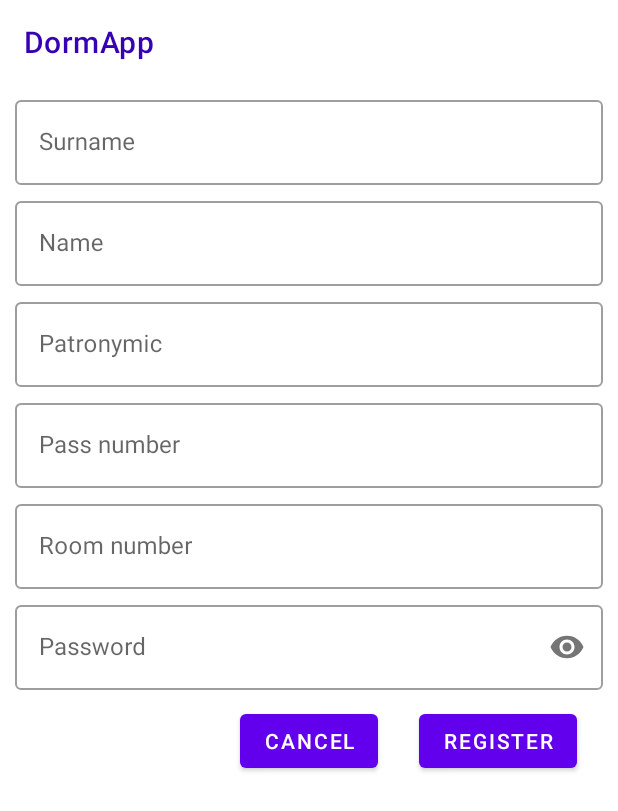
After one commit to baldehshnik/dormitory-informator, an Android app: the fragment StudentRegisterFragment placed in its activity, on a phone screen of 412 x 824 dp. The commit adds this screen. Shown: the top 811 px of the screen. Run offline under Robolectric (Android 15) with nearby library versions, the phone set to English and light mode, and no system bars; our stand-ins replace Dagger/Hilt's generated code.

Commit message:
added student registration
# added shared preferences extension function that save information of the student that was login

# added StudentRegisterFragment.kt that implements the logic of student registration

# added StudentRegisterViewModel.kt that contains the logic of working with the repository and the logic of checking the entered information

```diff
--- a/app/src/main/java/com/firstapplication/dormapp/Encryptor.kt
+++ b/app/src/main/java/com/firstapplication/dormapp/Encryptor.kt
@@ -19,7 +19,6 @@ class Encryptor {
             digest = messageDigest.digest()
         } catch (e: NoSuchAlgorithmException) {
             Log.e(this::class.java.simpleName, e.message ?: e.stackTraceToString())
-            e.printStackTrace()
             return null
         }
 
--- a/app/src/main/java/com/firstapplication/dormapp/data/interfacies/StudentRepository.kt
+++ b/app/src/main/java/com/firstapplication/dormapp/data/interfacies/StudentRepository.kt
@@ -1,6 +1,7 @@
 package com.firstapplication.dormapp.data.interfacies
 
 import com.firstapplication.dormapp.data.models.SavedNewsEntity
+import com.firstapplication.dormapp.data.models.StudentEntity
 import com.firstapplication.dormapp.data.models.StudentVerifyEntity
 
 interface StudentRepository {
@@ -8,4 +9,5 @@ interface StudentRepository {
     fun getVerifiedUser(studentVerifyEntity: StudentVerifyEntity)
     fun getNews()
     suspend fun readSavedNewsFromLocalDB(): List<SavedNewsEntity>
+    suspend fun registerStudent(studentEntity: StudentEntity)
 }
--- a/app/src/main/java/com/firstapplication/dormapp/di/ActivitySubComponent.kt
+++ b/app/src/main/java/com/firstapplication/dormapp/di/ActivitySubComponent.kt
@@ -1,6 +1,7 @@
 package com.firstapplication.dormapp.di
 
 import com.firstapplication.dormapp.ui.fragments.login.StudentLoginFragment
+import com.firstapplication.dormapp.ui.fragments.login.StudentRegisterFragment
 import com.firstapplication.dormapp.ui.fragments.student.AccountFragment
 import com.firstapplication.dormapp.ui.fragments.student.NewsListFragment
 import dagger.Subcomponent
@@ -12,6 +13,7 @@ interface ActivitySubComponent {
     fun inject(fragment: StudentLoginFragment)
     fun inject(fragment: AccountFragment)
     fun inject(fragment: NewsListFragment)
+    fun inject(fragment: StudentRegisterFragment)
 
     @Subcomponent.Builder
     interface Builder {
--- a/app/src/main/java/com/firstapplication/dormapp/extensions/Extensions.kt
+++ b/app/src/main/java/com/firstapplication/dormapp/extensions/Extensions.kt
@@ -1,11 +1,25 @@
 package com.firstapplication.dormapp.extensions
 
 import android.content.Context
+import android.content.SharedPreferences
 import com.firstapplication.dormapp.DormApp
 import com.firstapplication.dormapp.di.AppComponent
+import com.firstapplication.dormapp.ui.activity.MainActivity.Companion.LOGIN_KEY
+import com.firstapplication.dormapp.ui.fragments.login.StudentLoginFragment.Companion.PASSWORD_KEY
+import com.firstapplication.dormapp.ui.fragments.login.StudentLoginFragment.Companion.ROOM_KEY
 
 val Context.appComponent: AppComponent
-    get() = when(this) {
+    get() = when (this) {
         is DormApp -> appComponent
         else -> this.applicationContext.appComponent
     }
+
+fun SharedPreferences.saveStudent(
+    passStr: String,
+    roomStr: String,
+    password: String
+) = this.edit()
+    .putString(LOGIN_KEY, passStr)
+    .putInt(ROOM_KEY, roomStr.toInt())
+    .putString(PASSWORD_KEY, password)
+    .apply()
--- a/app/src/main/java/com/firstapplication/dormapp/ui/fragments/login/MainLoginFragment.kt
+++ b/app/src/main/java/com/firstapplication/dormapp/ui/fragments/login/MainLoginFragment.kt
@@ -4,6 +4,7 @@ import android.os.Bundle
 import android.view.LayoutInflater
 import android.view.View
 import android.view.ViewGroup
+import androidx.core.view.isVisible
 import androidx.fragment.app.Fragment
 import androidx.fragment.app.setFragmentResultListener
 import com.firstapplication.dormapp.R
@@ -33,10 +34,23 @@ class MainLoginFragment : Fragment(R.layout.fragment_main_login) {
         inflater: LayoutInflater, container: ViewGroup?, savedInstanceState: Bundle?
     ): View {
         binding = FragmentMainLoginBinding.inflate(layoutInflater, container, false)
+
+        binding.btnCancel.setOnClickListener { changeStudentLayout(false) }
+        binding.btnStudent.setOnClickListener { changeStudentLayout(true) }
+
         binding.btnAdmin.setOnClickListener { openAdminLoginFragment() }
-        binding.btnStudent.setOnClickListener { openStudentLoginFragment() }
+        binding.btnLogin.setOnClickListener { openStudentLoginFragment() }
+        binding.btnRegister.setOnClickListener { openStudentRegisterFragment() }
 
         return binding.root
+    }
+
+    private fun changeStudentLayout(visibility: Boolean) = with(binding) {
+        btnAdmin.isVisible = !visibility
+        btnStudent.isVisible = !visibility
+        btnLogin.isVisible = visibility
+        btnRegister.isVisible = visibility
+        btnCancel.isVisible = visibility
     }
 
     private fun changeDefaultFragmentToAdmin(key: Boolean) {
@@ -65,6 +79,13 @@ class MainLoginFragment : Fragment(R.layout.fragment_main_login) {
             .commit()
     }
 
+    private fun openStudentRegisterFragment() {
+        parentFragmentManager.beginTransaction()
+            .addToBackStack(null)
+            .replace(R.id.fragmentContainer, StudentRegisterFragment.newInstance())
+            .commit()
+    }
+
     companion object {
         const val ADMIN_LOGIN_KEY = "ADMIN_FRAGMENT_LISTENER"
         const val STUDENT_LOGIN_KEY = "STUDENT_FRAGMENT_LISTENER"
@@ -75,5 +96,4 @@ class MainLoginFragment : Fragment(R.layout.fragment_main_login) {
             return MainLoginFragment()
         }
     }
-
 }
--- /dev/null
+++ b/app/src/main/java/com/firstapplication/dormapp/ui/fragments/login/StudentRegisterFragment.kt
@@ -0,0 +1,114 @@
+package com.firstapplication.dormapp.ui.fragments.login
+
+import android.os.Bundle
+import android.view.LayoutInflater
+import android.view.View
+import android.view.ViewGroup
+import androidx.appcompat.app.AlertDialog
+import androidx.core.view.isVisible
+import androidx.fragment.app.viewModels
+import com.firstapplication.dormapp.DormApp
+import com.firstapplication.dormapp.R
+import com.firstapplication.dormapp.databinding.FragmentRegisterStudentBinding
+import com.firstapplication.dormapp.sealed.Correct
+import com.firstapplication.dormapp.sealed.Error
+import com.firstapplication.dormapp.sealed.Progress
+import com.firstapplication.dormapp.ui.activity.MainActivity
+import com.firstapplication.dormapp.ui.fragments.BasicFragment
+import com.firstapplication.dormapp.ui.viewmodels.StudentRegisterViewModel
+import com.firstapplication.dormapp.ui.viewmodels.factories.StudentViewModelFactory
+import com.google.android.material.snackbar.Snackbar
+import javax.inject.Inject
+
+class StudentRegisterFragment : BasicFragment() {
+
+    private lateinit var binding: FragmentRegisterStudentBinding
+
+    @Inject
+    lateinit var factory: StudentViewModelFactory.Factory
+
+    private val viewModel: StudentRegisterViewModel by viewModels {
+        factory.create(activity?.application as DormApp)
+    }
+
+    override fun onCreateView(
+        inflater: LayoutInflater,
+        container: ViewGroup?,
+        savedInstanceState: Bundle?
+    ): View {
+        (activity as MainActivity).activityComponent?.inject(this)
+        binding = FragmentRegisterStudentBinding.inflate(inflater, container, false)
+
+        binding.btnRegister.setOnClickListener { onRegisterClick() }
+        binding.btnCancel.setOnClickListener { onCancelClick() }
+
+        viewModel.registerResponse.observe(viewLifecycleOwner) { response ->
+            when (response) {
+                is Error -> {
+                    changeLayoutVisibility(visibility = false)
+                    Snackbar.make(binding.etSurname, response.message, Snackbar.LENGTH_LONG).show()
+                }
+                is Correct -> {
+                    changeLayoutVisibility(visibility = false)
+                    showRegistrationInfoAlertDialog()
+                }
+                is Progress -> {
+                    if (!binding.progressBar.isVisible) changeLayoutVisibility(visibility = true)
+                }
+            }
+        }
+
+        return binding.root
+    }
+
+    private fun showRegistrationInfoAlertDialog() {
+        AlertDialog.Builder(requireContext())
+            .setCancelable(false)
+            .setTitle(R.string.registration_info_title)
+            .setIcon(R.drawable.ic_baseline_info)
+            .setMessage(R.string.registration_info)
+            .setPositiveButton(R.string.ok) { dialog, _ ->
+                dialog.cancel()
+                onCancelClick()
+            }
+            .create()
+            .show()
+    }
+
+    private fun changeLayoutVisibility(visibility: Boolean) = with(binding) {
+        progressBar.isVisible = visibility
+        registrationLayout.isVisible = !visibility
+    }
+
+    private fun onRegisterClick() = with(binding) {
+        AlertDialog.Builder(requireContext())
+            .setCancelable(true)
+            .setTitle(R.string.confirm_reg_title)
+            .setMessage(R.string.confirm_reg_info)
+            .setIcon(R.drawable.ic_baseline_info)
+            .setPositiveButton(R.string.confirm) { _, _ ->
+                viewModel.registerStudent(
+                    surname = etSurname.text.toString(),
+                    name = etName.text.toString(),
+                    patronymic = etPatronymic.text.toString(),
+                    passNumber = etPassNumber.text.toString(),
+                    roomNumber = etRoomNumber.text.toString(),
+                    password = etPassword.text.toString()
+                )
+            }
+            .setNegativeButton(R.string.cancel, null)
+            .create()
+            .show()
+    }
+
+    private fun onCancelClick() {
+        parentFragmentManager.popBackStack()
+    }
+
+    companion object {
+        @JvmStatic
+        fun newInstance(): StudentRegisterFragment {
+            return StudentRegisterFragment()
+        }
+    }
+}
--- a/app/src/main/java/com/firstapplication/dormapp/ui/viewmodels/factories/StudentViewModelFactory.kt
+++ b/app/src/main/java/com/firstapplication/dormapp/ui/viewmodels/factories/StudentViewModelFactory.kt
@@ -7,6 +7,7 @@ import com.firstapplication.dormapp.data.repositories.StudentRepositoryImpl
 import com.firstapplication.dormapp.ui.viewmodels.StudentLoginViewModel
 import com.firstapplication.dormapp.ui.viewmodels.AccountViewModel
 import com.firstapplication.dormapp.ui.viewmodels.NewsListViewModel
+import com.firstapplication.dormapp.ui.viewmodels.StudentRegisterViewModel
 import dagger.assisted.Assisted
 import dagger.assisted.AssistedFactory
 import dagger.assisted.AssistedInject
@@ -27,8 +28,14 @@ class StudentViewModelFactory @AssistedInject constructor(
             modelClass.isAssignableFrom(StudentLoginViewModel::class.java) -> initStudentLoginViewModel()
             modelClass.isAssignableFrom(AccountViewModel::class.java) -> initStudentViewModel()
             modelClass.isAssignableFrom(NewsListViewModel::class.java) -> initNewsListViewModel()
+            modelClass.isAssignableFrom(StudentRegisterViewModel::class.java) -> initStudentRegisterViewModelAsT()
             else -> throw IllegalArgumentException("view model not found")
         }
+    }
+
+    @Suppress("UNCHECKED_CAST")
+    private fun <T: ViewModel> initStudentRegisterViewModelAsT(): T {
+        return StudentRegisterViewModel(application = application, repository = repository) as T
     }
 
     @Suppress("UNCHECKED_CAST")
--- /dev/null
+++ b/app/src/main/res/drawable/ic_baseline_info.xml
@@ -0,0 +1,10 @@
+<vector xmlns:android="http://schemas.android.com/apk/res/android"
+    android:width="24dp"
+    android:height="24dp"
+    android:tint="@color/purple_700"
+    android:viewportWidth="24"
+    android:viewportHeight="24">
+    <path
+        android:fillColor="@android:color/white"
+        android:pathData="M12,2C6.48,2 2,6.48 2,12s4.48,10 10,10 10,-4.48 10,-10S17.52,2 12,2zM13,17h-2v-6h2v6zM13,9h-2L11,7h2v2z" />
+</vector>
--- /dev/null
+++ b/app/src/main/res/layout/fragment_register_student.xml
@@ -0,0 +1,170 @@
+<?xml version="1.0" encoding="utf-8"?>
+<FrameLayout xmlns:android="http://schemas.android.com/apk/res/android"
+    xmlns:app="http://schemas.android.com/apk/res-auto"
+    android:layout_width="match_parent"
+    android:layout_height="match_parent">
+
+    <ProgressBar
+        android:id="@+id/progressBar"
+        android:layout_width="wrap_content"
+        android:layout_height="wrap_content"
+        android:layout_gravity="center"
+        android:visibility="gone" />
+
+    <androidx.constraintlayout.widget.ConstraintLayout
+        android:id="@+id/registrationLayout"
+        android:layout_width="match_parent"
+        android:layout_height="match_parent">
+
+        <com.google.android.material.textfield.TextInputLayout
+            android:id="@+id/etSurnameLayout"
+            style="@style/Widget.MaterialComponents.TextInputLayout.OutlinedBox"
+            android:layout_width="0dp"
+            android:layout_height="wrap_content"
+            android:layout_marginHorizontal="10dp"
+            android:layout_marginTop="5dp"
+            app:layout_constraintEnd_toEndOf="parent"
+            app:layout_constraintStart_toStartOf="parent"
+            app:layout_constraintTop_toTopOf="parent">
+
+            <com.google.android.material.textfield.TextInputEditText
+                android:id="@+id/etSurname"
+                android:layout_width="match_parent"
+                android:layout_height="wrap_content"
+                android:hint="@string/surname"
+                android:inputType="textPersonName"
+                android:text="" />
+
+        </com.google.android.material.textfield.TextInputLayout>
+
+        <com.google.android.material.textfield.TextInputLayout
+            android:id="@+id/etNameLayout"
+            style="@style/Widget.MaterialComponents.TextInputLayout.OutlinedBox"
+            android:layout_width="0dp"
+            android:layout_height="wrap_content"
+            android:layout_marginHorizontal="10dp"
+            android:layout_marginTop="5dp"
+            app:layout_constraintEnd_toEndOf="parent"
+            app:layout_constraintStart_toStartOf="parent"
+            app:layout_constraintTop_toBottomOf="@id/etSurnameLayout">
+
+            <com.google.android.material.textfield.TextInputEditText
+                android:id="@+id/etName"
+                android:layout_width="match_parent"
+                android:layout_height="wrap_content"
+                android:hint="@string/name"
+                android:inputType="textPersonName"
+                android:text="" />
+
+        </com.google.android.material.textfield.TextInputLayout>
+
+        <com.google.android.material.textfield.TextInputLayout
+            android:id="@+id/etPatronymicLayout"
+            style="@style/Widget.MaterialComponents.TextInputLayout.OutlinedBox"
+            android:layout_width="0dp"
+            android:layout_height="wrap_content"
+            android:layout_marginHorizontal="10dp"
+            android:layout_marginTop="5dp"
+            app:layout_constraintEnd_toEndOf="parent"
+            app:layout_constraintStart_toStartOf="parent"
+            app:layout_constraintTop_toBottomOf="@id/etNameLayout">
+
+            <com.google.android.material.textfield.TextInputEditText
+                android:id="@+id/etPatronymic"
+                android:layout_width="match_parent"
+                android:layout_height="wrap_content"
+                android:hint="@string/patronymic"
+                android:inputType="textPersonName"
+                android:text="" />
+
+        </com.google.android.material.textfield.TextInputLayout>
+
+        <com.google.android.material.textfield.TextInputLayout
+            android:id="@+id/etPassNumberLayout"
+            style="@style/Widget.MaterialComponents.TextInputLayout.OutlinedBox"
+            android:layout_width="0dp"
+            android:layout_height="wrap_content"
+            android:layout_marginHorizontal="10dp"
+            android:layout_marginTop="5dp"
+            app:layout_constraintLeft_toLeftOf="parent"
+            app:layout_constraintRight_toRightOf="parent"
+            app:layout_constraintTop_toBottomOf="@id/etPatronymicLayout"
+            app:passwordToggleContentDescription="surname">
+
+            <com.google.android.material.textfield.TextInputEditText
+                android:id="@+id/etPassNumber"
+                android:layout_width="match_parent"
+                android:layout_height="wrap_content"
+                android:hint="@string/pass_number"
+                android:inputType="number"
+                android:text="" />
+
+        </com.google.android.material.textfield.TextInputLayout>
+
+        <com.google.android.material.textfield.TextInputLayout
+            android:id="@+id/etRoomNumberLayout"
+            style="@style/Widget.MaterialComponents.TextInputLayout.OutlinedBox"
+            android:layout_width="0dp"
+            android:layout_height="wrap_content"
+            android:layout_marginHorizontal="10dp"
+            android:layout_marginTop="5dp"
+            app:layout_constraintLeft_toLeftOf="parent"
+            app:layout_constraintRight_toRightOf="parent"
+            app:layout_constraintTop_toBottomOf="@id/etPassNumberLayout"
+            app:passwordToggleContentDescription="surname">
+
+            <com.google.android.material.textfield.TextInputEditText
+                android:id="@+id/etRoomNumber"
+                android:layout_width="match_parent"
+                android:layout_height="wrap_content"
+                android:hint="@string/room_number"
+                android:inputType="number"
+                android:text="" />
+
+        </com.google.android.material.textfield.TextInputLayout>
+
+        <com.google.android.material.textfield.TextInputLayout
+            android:id="@+id/etPasswordLayout"
+            style="@style/Widget.MaterialComponents.TextInputLayout.OutlinedBox"
+            android:layout_width="0dp"
+            android:layout_height="wrap_content"
+            android:layout_marginHorizontal="10dp"
+            android:layout_marginTop="5dp"
+            app:layout_constraintLeft_toLeftOf="parent"
+            app:layout_constraintRight_toRightOf="parent"
+            app:layout_constraintTop_toBottomOf="@id/etRoomNumberLayout"
+            app:passwordToggleContentDescription="surname"
+            app:passwordToggleEnabled="true">
+
+            <com.google.android.material.textfield.TextInputEditText
+                android:id="@+id/etPassword"
+                android:layout_width="match_parent"
+                android:layout_height="wrap_content"
+                android:hint="@string/password"
+                android:inputType="textPassword"
+                android:text="" />
+
+        </com.google.android.material.textfield.TextInputLayout>
+
+        <Button
+            android:id="@+id/btnCancel"
+            android:layout_width="wrap_content"
+            android:layout_height="wrap_content"
+            android:layout_marginTop="10dp"
+            android:text="@string/cancel"
+            app:layout_constraintEnd_toEndOf="parent"
+            app:layout_constraintStart_toStartOf="parent"
+            app:layout_constraintTop_toBottomOf="@id/etPasswordLayout" />
+
+        <Button
+            android:id="@+id/btnRegister"
+            android:layout_width="wrap_content"
+            android:layout_height="wrap_content"
+            android:layout_marginTop="10dp"
+            android:text="@string/register"
+            app:layout_constraintEnd_toEndOf="parent"
+            app:layout_constraintStart_toEndOf="@id/btnCancel"
+            app:layout_constraintTop_toBottomOf="@id/etPasswordLayout" />
+
+    </androidx.constraintlayout.widget.ConstraintLayout>
+</FrameLayout>
--- a/app/src/main/res/layout/fragment_student_login.xml
+++ b/app/src/main/res/layout/fragment_student_login.xml
@@ -46,6 +46,7 @@
             android:layout_width="match_parent"
             android:layout_height="wrap_content"
             android:inputType="number"
+            android:text=""
             android:hint="@string/pass_number" />
 
     </com.google.android.material.textfield.TextInputLayout>
@@ -67,6 +68,7 @@
             android:layout_width="match_parent"
             android:layout_height="wrap_content"
             android:inputType="number"
+            android:text=""
             android:hint="@string/room_number" />
 
     </com.google.android.material.textfield.TextInputLayout>
@@ -88,6 +90,7 @@
             android:id="@+id/etPassword"
             android:layout_width="match_parent"
             android:layout_height="wrap_content"
+            android:text=""
             android:inputType="textPassword"
             android:hint="@string/password" />
 
--- a/app/src/main/res/values/strings.xml
+++ b/app/src/main/res/values/strings.xml
@@ -18,8 +18,13 @@
     <string name="admin_key">admin</string>
 
 
+    <string name="ok">Okay</string>
     <string name="confirm">Confirm</string>
     <string name="cancel">Cancel</string>
+    <string name="register">Register</string>
+    <string name="login">Login</string>
+    <string name="name">Name</string>
+    <string name="patronymic">Patronymic</string>
 
 
     <string name="database_error">Database error</string>
@@ -31,6 +36,22 @@
     <string name="not_verified">not verified</string>
     <string name="not_encrypted">not encrypted</string>
     <string name="date_not_correct">data isn\'t correct</string>
+
+    <string name="already_registered">User already registered</string>
+    <string name="typecast_error">Typecast error</string>
+    <string name="password_is_short">Password is too short</string>
+    <string name="fields_must_be_filled">All fields must be filled</string>
+    <string name="password_encrypt_error">Password encrypt error</string>
+    <string name="user_added_for_registration">User added for registration</string>
+    <string name="registration_info_title">Registration information</string>
+
+    <string name="registration_info">
+        Your account has been added to the list of students that will be checked by the dormitory director.
+        After verification you will receive a notification that will inform weather your account has been created or not.
+    </string>
+
+    <string name="confirm_reg_title">You cannot change it.</string>
+    <string name="confirm_reg_info">Are you sure that you entered the correct information?</string>
 
 
     <string name="pass_number">Pass number</string>
```
Also changed, not shown: app/src/main/java/com/firstapplication/dormapp/data/repositories/StudentRepositoryImpl.kt (+66 -3 lines), app/src/main/java/com/firstapplication/dormapp/sealed/ChangeResponse.kt (added, +11 -0 lines), app/src/main/java/com/firstapplication/dormapp/ui/fragments/login/StudentLoginFragment.kt (+18 -10 lines), app/src/main/java/com/firstapplication/dormapp/ui/viewmodels/StudentRegisterViewModel.kt (added, +114 -0 lines), app/src/main/res/layout/fragment_main_login.xml (+23 -2 lines).
